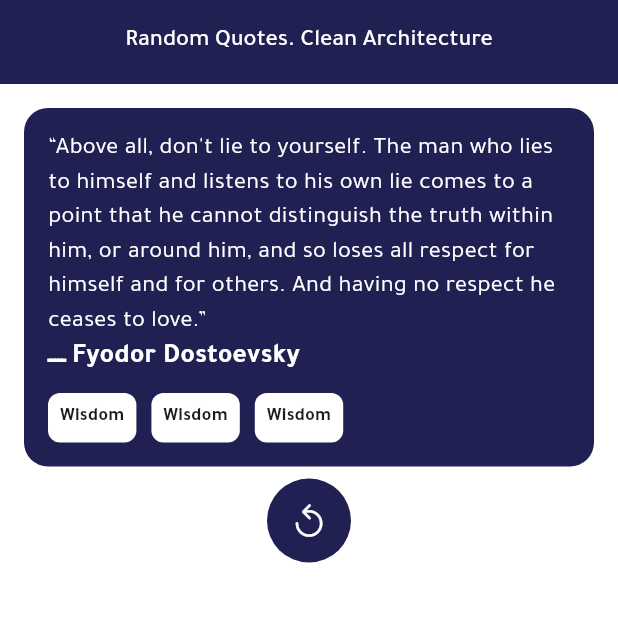
After one commit to MohammedGhazaly/random_quote, a Flutter app: the screen it shows after launch, on a phone screen of 412 x 824 dp, the top half of it. The commit adds this screen. Run offline on Flutter 3.47's test engine with Material 3 defaults, Android fonts, the phone set to English and light mode, and no system bars; our stand-ins replace dartz, equatable, flutter_bloc, fluttertoast, internet_connection_checker, shared_preferences.

Commit message:
Created custom class for quote content

```diff
--- a/lib/app/app.dart
+++ b/lib/app/app.dart
@@ -1,7 +1,9 @@
 import 'package:flutter/material.dart';
+import 'package:flutter_bloc/flutter_bloc.dart';
 import 'package:quote_gen_clean_arc/config/routes/app_routes.dart';
 import 'package:quote_gen_clean_arc/config/theme/app_theme.dart';
 import 'package:quote_gen_clean_arc/core/utils/app_strings.dart';
+import 'package:quote_gen_clean_arc/features/random_quote/presentation/cubit/random_quote_cubit.dart';
 
 class RandomQuoteApp extends StatelessWidget {
   const RandomQuoteApp({super.key});
--- a/lib/core/utils/app_strings.dart
+++ b/lib/core/utils/app_strings.dart
@@ -6,4 +6,7 @@ class AppStrings {
   static const String cacheKey = "CACHED_RANDOM_QUOTE";
   static const String contentTypeKey = "Content-Type";
   static const String applicationJson = "application/json";
+  static const String serverFailure = "Server Failure";
+  static const String cacheFailure = "Cache Failure";
+  static const String unExpectedError = "Unexpected Error";
 }
--- a/lib/features/random_quote/domain/use_cases/get_random_quote.dart
+++ b/lib/features/random_quote/domain/use_cases/get_random_quote_use_case.dart
@@ -4,10 +4,10 @@ import 'package:quote_gen_clean_arc/core/usecases/usecase.dart';
 import 'package:quote_gen_clean_arc/features/random_quote/domain/entities/quote_entity.dart';
 import 'package:quote_gen_clean_arc/features/random_quote/domain/repos/quote_repository.dart';
 
-class GetRandomQuote implements UseCase<QuoteEntity, NoParam> {
+class GetRandomQuoteUseCase implements UseCase<QuoteEntity, NoParam> {
   final QuoteRepository quoteRepository;
 
-  GetRandomQuote({required this.quoteRepository});
+  GetRandomQuoteUseCase({required this.quoteRepository});
   @override
   Future<Either<Failures, QuoteEntity>> call(NoParam params) {
     return quoteRepository.getRandomQuote();
--- /dev/null
+++ b/lib/features/random_quote/presentation/widgets/random_quote_content.dart
@@ -0,0 +1,83 @@
+import 'package:flutter/cupertino.dart';
+import 'package:flutter/material.dart';
+import 'package:quote_gen_clean_arc/core/utils/app_colors.dart';
+import 'package:quote_gen_clean_arc/features/random_quote/presentation/widgets/quote_type.dart';
+
+class RandomQuoteContent extends StatelessWidget {
+  const RandomQuoteContent({
+    super.key,
+  });
+
+  @override
+  Widget build(BuildContext context) {
+    return Padding(
+      padding: const EdgeInsets.all(16),
+      child: Column(
+        crossAxisAlignment: CrossAxisAlignment.start,
+        children: [
+          Container(
+            padding: const EdgeInsets.all(16),
+            decoration: BoxDecoration(
+              color: AppColors.primaryColor,
+              borderRadius: BorderRadius.circular(
+                16,
+              ),
+            ),
+            child: Column(
+              crossAxisAlignment: CrossAxisAlignment.start,
+              children: [
+                Text(
+                  "“Above all, don't lie to yourself. The man who lies to himself and listens to his own lie comes to a point that he cannot distinguish the truth within him, or around him, and so loses all respect for himself and for others. And having no respect he ceases to love.”",
+                  style: TextStyle(
+                    fontSize: 16,
+                    color: Colors.white,
+                  ),
+                ),
+                Text(
+                  "ـــــ Fyodor Dostoevsky",
+                  style: TextStyle(
+                    fontSize: 18,
+                    color: Colors.white,
+                    fontWeight: FontWeight.w600,
+                  ),
+                ),
+                SizedBox(
+                  height: 10,
+                ),
+                Wrap(
+                  runSpacing: 10,
+                  spacing: 10,
+                  children: [
+                    QuoteType(),
+                    QuoteType(),
+                    QuoteType(),
+                  ],
+                )
+              ],
+            ),
+          ),
+          const SizedBox(
+            height: 8,
+          ),
+          Align(
+            alignment: Alignment.center,
+            child: Container(
+              padding: EdgeInsets.all(4),
+              decoration: BoxDecoration(
+                color: AppColors.primaryColor,
+                borderRadius: BorderRadius.circular(50),
+              ),
+              child: IconButton(
+                onPressed: () {},
+                icon: Icon(
+                  CupertinoIcons.restart,
+                  color: Colors.white,
+                ),
+              ),
+            ),
+          )
+        ],
+      ),
+    );
+  }
+}
--- a/pubspec.yaml
+++ b/pubspec.yaml
@@ -16,6 +16,7 @@ dependencies:
   flutter:
     sdk: flutter
   flutter_bloc: ^8.1.3
+  flutter_spinkit: ^5.2.0
   fluttertoast: ^8.2.4
   http: ^1.1.2
   internet_connection_checker: ^1.0.0+1
```
Also changed, not shown: lib/features/random_quote/presentation/cubit/random_quote_cubit.dart (+32 -1 lines), lib/features/random_quote/presentation/widgets/random_quotes_body.dart (+2 -71 lines), pubspec.lock.
